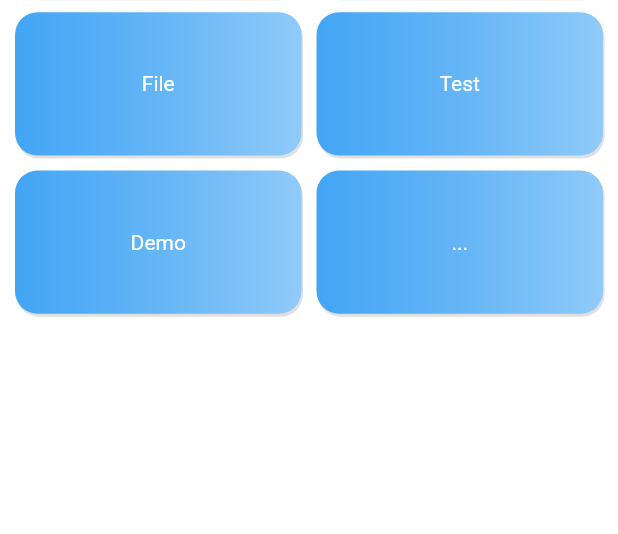
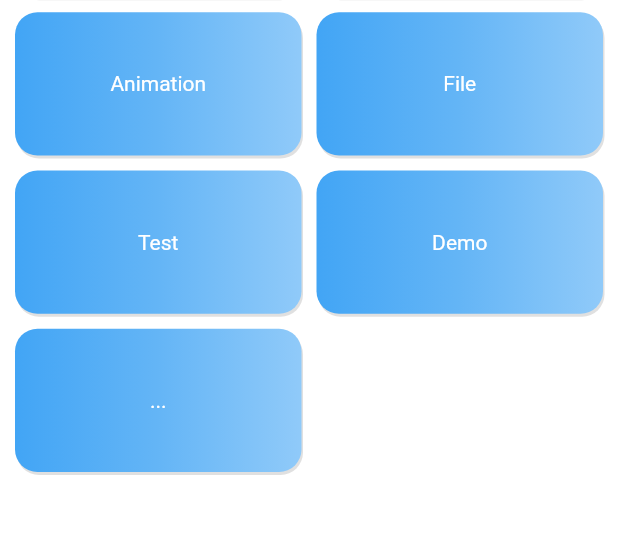
Before and after one commit to lzxsleeve/my_flutter, a Flutter app: the screen it shows after launch, on a phone screen of 412 x 824 dp, the part 245-779 px from its top. Run offline on Flutter 3.47's test engine with Material 2 defaults, Android fonts, the phone set to English and light mode, and no system bars; our stand-ins replace cached_network_image, charts_flutter, dio, flare_flutter, fluro, fluttertoast and 4 more; statements that could not run were skipped.

Commit message:
增加flare动画

```diff
--- a/lib/page/home_page.dart
+++ b/lib/page/home_page.dart
@@ -51,8 +51,8 @@ class _HomePageState extends State<HomePage> {
                 context, 'NutUI', 'https://nutui.jd.com/demo.html#/index')),
         _buildInk('Dialog集成',
             () => NavigatorUtils.push(context, PageRouter.dialogPage)),
-//        _buildInk('Animation',
-//            () => NavigatorUtils.push(context, PageRouter.animPage)),
+        _buildInk('Animation',
+            () => NavigatorUtils.push(context, PageRouter.flarePage)),
         _buildInk('File',
             () => NavigatorUtils.push(context, PageRouter.filePage)),
         _buildInk('Test',
--- a/lib/page/page_router.dart
+++ b/lib/page/page_router.dart
@@ -1,6 +1,7 @@
 
 import 'package:fluro/fluro.dart';
 import 'package:my_flutter/page/anim_view_page.dart';
+import 'package:my_flutter/page/flare_anim_page.dart';
 import 'package:my_flutter/page/demo_page.dart';
 import 'package:my_flutter/page/dialog_view_page.dart';
 import 'package:my_flutter/page/file_manage_page.dart';
@@ -14,6 +15,7 @@ class PageRouter implements IRouterProvider{
   static String filePage = "/file";
   static String testPage = "/test";
   static String demoPage = "/demo";
+  static String flarePage = "/flare";
 
   @override
   void initRouter(Router router) {
@@ -22,6 +24,7 @@ class PageRouter implements IRouterProvider{
     router.define(filePage, handler: Handler(handlerFunc: (_, params) => FileManagePage()));
     router.define(testPage, handler: Handler(handlerFunc: (_, params) => TestPage()));
     router.define(demoPage, handler: Handler(handlerFunc: (_, params) => DemoPage()));
+    router.define(flarePage, handler: Handler(handlerFunc: (_, params) => FlareAnimPage()));
   }
 
 }
--- a/pubspec.yaml
+++ b/pubspec.yaml
@@ -54,6 +54,8 @@ dependencies:
   charts_flutter: ^0.8.1
   # 检测网络状态 https://github.com/flutter/plugins/tree/master/packages/connectivity
   connectivity: ^0.4.5+6
+  # Flare动画 https://https://github.com/2d-inc/Flare-Flutter
+  flare_flutter: ^1.8.3
   # webview 官方插件 https://github.com/flutter/plugins
   # webview_flutter: ^0.3.15+1
   webview_flutter:
@@ -81,6 +83,7 @@ flutter:
   uses-material-design: true
   assets:
     - assets/images/
+    - assets/flare/
     - assets/product/
 
   # To add assets to your application, add an assets section, like this:
```
Also changed, not shown: lib/page/demo/device_detail_page.dart (+20 -7 lines), lib/page/flare_anim_page.dart (added, +39 -0 lines), pubspec.lock, webview_flutter/example/pubspec.lock, webview_flutter/pubspec.lock, 4 other files.
